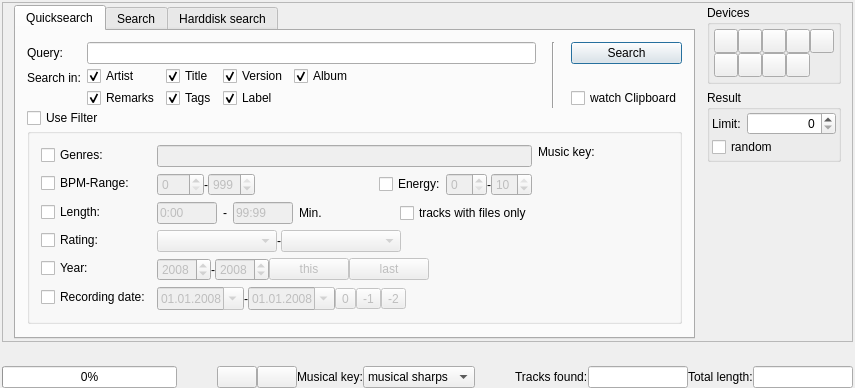
First picture: the form in src/search/search.ui, repository pfedick/winmusik, before the edit.
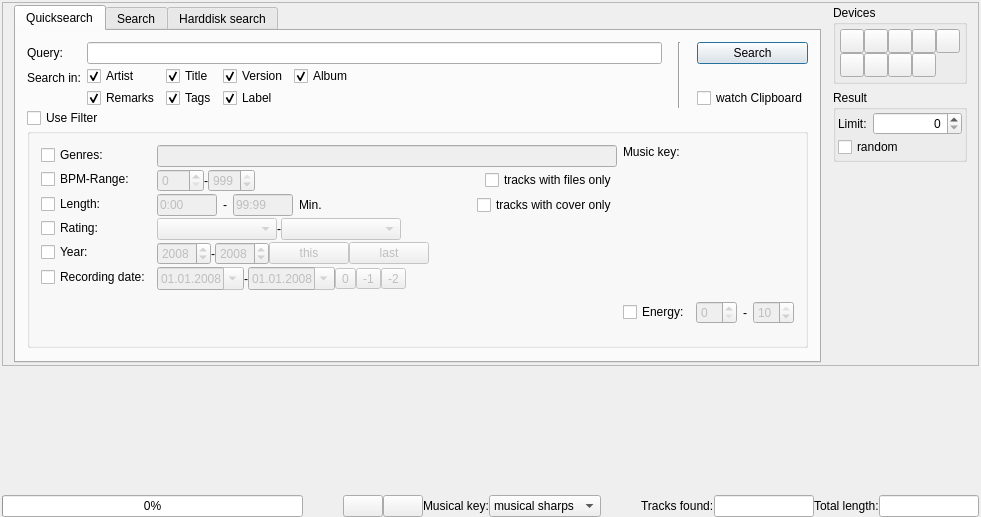
Second picture: the form after the edit. Icons and pictures are not drawn. Custom widgets are drawn as their Qt base class.

Commit message: added search-filter: include only tracks with covers

The edit to the form file:
```diff
--- a/src/search/search.ui
+++ b/src/search/search.ui
@@ -6,8 +6,8 @@
    <rect>
     <x>0</x>
     <y>0</y>
-    <width>855</width>
-    <height>388</height>
+    <width>981</width>
+    <height>517</height>
    </rect>
   </property>
   <property name="windowTitle">
@@ -395,6 +395,12 @@
                  <property name="labelAlignment">
                   <set>Qt::AlignLeading|Qt::AlignLeft|Qt::AlignVCenter</set>
                  </property>
+                 <property name="horizontalSpacing">
+                  <number>6</number>
+                 </property>
+                 <property name="verticalSpacing">
+                  <number>2</number>
+                 </property>
                  <item row="0" column="0">
                   <widget class="QCheckBox" name="enableGenreSearch">
                    <property name="text">
@@ -468,42 +474,9 @@
                     </spacer>
                    </item>
                    <item>
-                    <widget class="QCheckBox" name="enableEnergySearch">
+                    <widget class="QCheckBox" name="tracksWithFilesOnly">
                      <property name="text">
-                      <string>Energy:</string>
-                     </property>
-                     <property name="checked">
-                      <bool>false</bool>
-                     </property>
-                    </widget>
-                   </item>
-                   <item>
-                    <widget class="QSpinBox" name="energyStart">
-                     <property name="enabled">
-                      <bool>false</bool>
-                     </property>
-                     <property name="maximum">
-                      <number>10</number>
-                     </property>
-                    </widget>
-                   </item>
-                   <item>
-                    <widget class="QLabel" name="label_19">
-                     <property name="text">
-                      <string>-</string>
-                     </property>
-                    </widget>
-                   </item>
-                   <item>
-                    <widget class="QSpinBox" name="energyEnd">
-                     <property name="enabled">
-                      <bool>false</bool>
-                     </property>
-                     <property name="maximum">
-                      <number>10</number>
-                     </property>
-                     <property name="value">
-                      <number>10</number>
+                      <string>tracks with files only</string>
                      </property>
                     </widget>
                    </item>
@@ -1021,9 +994,9 @@
                     </spacer>
                    </item>
                    <item>
-                    <widget class="QCheckBox" name="tracksWithFilesOnly">
+                    <widget class="QCheckBox" name="tracksWithCoverOnly">
                      <property name="text">
-                      <string>tracks with files only</string>
+                      <string>tracks with cover only</string>
                      </property>
                     </widget>
                    </item>
@@ -1073,6 +1046,53 @@
                  </property>
                 </widget>
                </item>
+               <item>
+                <layout class="QHBoxLayout" name="horizontalLayout_16">
+                 <property name="topMargin">
+                  <number>0</number>
+                 </property>
+                 <item>
+                  <widget class="QCheckBox" name="enableEnergySearch">
+                   <property name="text">
+                    <string>Energy:</string>
+                   </property>
+                   <property name="checked">
+                    <bool>false</bool>
+                   </property>
+                  </widget>
+                 </item>
+                 <item>
+                  <widget class="QSpinBox" name="energyStart">
+                   <property name="enabled">
+                    <bool>false</bool>
+                   </property>
+                   <property name="maximum">
+                    <number>10</number>
+                   </property>
+                  </widget>
+                 </item>
+                 <item>
+                  <widget class="QLabel" name="label_19">
+                   <property name="text">
+                    <string>-</string>
+                   </property>
+                  </widget>
+                 </item>
+                 <item>
+                  <widget class="QSpinBox" name="energyEnd">
+                   <property name="enabled">
+                    <bool>false</bool>
+                   </property>
+                   <property name="maximum">
+                    <number>10</number>
+                   </property>
+                   <property name="value">
+                    <number>10</number>
+                   </property>
+                  </widget>
+                 </item>
+                </layout>
+               </item>
                <item>
                 <spacer name="verticalSpacer_6">
                  <property name="orientation">
```
The commit also changes 3 other files.
